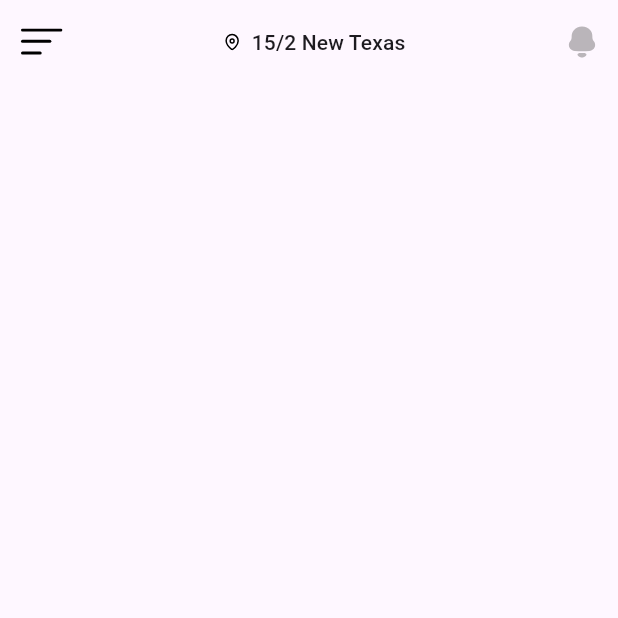
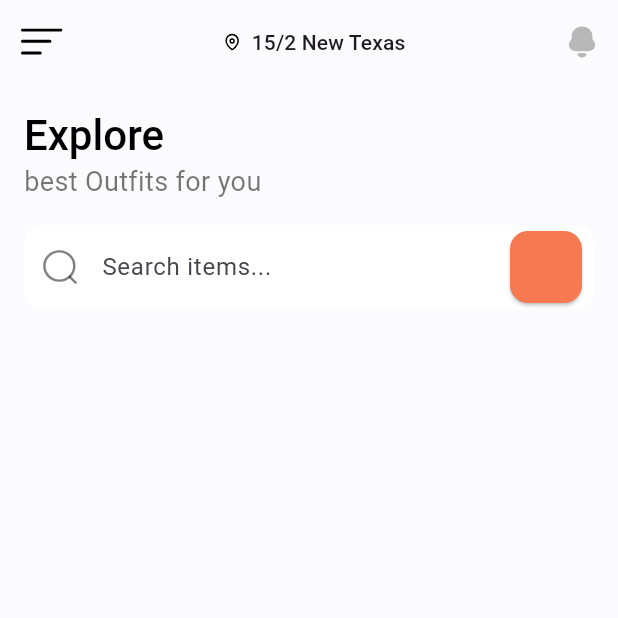
Before and after one commit to IsuruPromuditha/Ecom-app, a Flutter app: the screen it shows after launch, on a phone screen of 412 x 824 dp, the top half of it. Run offline on Flutter 3.47's test engine with Material 3 defaults, Android fonts, the phone set to English and light mode, and no system bars; our stand-ins replace flutter_svg; Roboto replaces fonts that are missing (Gordian).

Commit message:
create app bar and body section

```diff
--- a/lib/main.dart
+++ b/lib/main.dart
@@ -1,3 +1,4 @@
+import 'package:ecommerce/constraints.dart';
 import 'package:flutter/material.dart';
 import 'screens/home_screen.dart';
 
@@ -18,6 +19,7 @@ class MyApp extends StatelessWidget {
       theme: ThemeData(
         primarySwatch: Colors.blue,
         fontFamily: "Gordian",
+        scaffoldBackgroundColor: bgColor,
         textTheme: const TextTheme(
           bodyMedium: TextStyle(color: Colors.black54),
         ),
--- /dev/null
+++ b/lib/screens/components/search_form.dart
@@ -0,0 +1,52 @@
+import 'package:flutter/material.dart';
+import 'package:flutter_svg/svg.dart';
+
+import '../../constraints.dart';
+
+class SearchForm extends StatelessWidget {
+  const SearchForm({
+    super.key,
+  });
+
+  @override
+  Widget build(BuildContext context) {
+    return Form(
+      child: TextFormField(
+        decoration: InputDecoration(
+          hintText: "Search items...",
+          filled: true,
+          fillColor: Colors.white,
+          border: outlineInputBorder,
+          enabledBorder: outlineInputBorder,
+          focusedBorder: outlineInputBorder,
+          prefixIcon: Padding(
+            padding: const EdgeInsets.all(12),
+            child: SvgPicture.asset("assets/icons/Search.svg"),
+          ),
+          suffixIcon: Padding(
+            padding: const EdgeInsets.symmetric(
+              horizontal: defaultPadding / 2,
+            ),
+            child: SizedBox(
+              height: 48,
+              width: 48,
+              child: ElevatedButton(
+                onPressed: () {},
+                style: ElevatedButton.styleFrom(
+                  backgroundColor: primaryColor,
+                  shape: const RoundedRectangleBorder(borderRadius: BorderRadius.all(Radius.circular(defaultBorderRadius))),
+                ),
+                child: SvgPicture.asset("assets/icons/Filter.svg"),
+              ),
+            ),
+          ),
+        ),
+      ),
+    );
+  }
+}
+
+const OutlineInputBorder outlineInputBorder = OutlineInputBorder(
+  borderRadius: BorderRadius.all(Radius.circular(defaultBorderRadius)),
+  borderSide: BorderSide.none,
+);
--- a/lib/screens/home_screen.dart
+++ b/lib/screens/home_screen.dart
@@ -2,12 +2,15 @@
 import 'package:flutter/material.dart';
 import 'package:flutter_svg/svg.dart';
 import 'package:ecommerce/constraints.dart';
+
+import 'components/search_form.dart';
 
 class HomeScreen extends StatelessWidget{
   const HomeScreen({Key? key}) : super(key:key);
 
   @override
   Widget build(BuildContext context) {
+
     return Scaffold(
       appBar: AppBar(
         backgroundColor: Colors.transparent,
@@ -29,8 +32,27 @@ class HomeScreen extends StatelessWidget{
         actions: [
           IconButton(
               onPressed: () {},
-              icon: SvgPicture.asset("assets/icons/Notification.svg")),
+              icon:  SvgPicture.asset("assets/icons/Notification.svg")),
         ],
+      ),
+      body: Padding(
+        padding: const EdgeInsets.all(defaultPadding),
+        child: Column(
+          crossAxisAlignment: CrossAxisAlignment.start,
+          children: [
+            Text(
+              "Explore",
+              style: Theme.of(context).textTheme.headlineMedium!.copyWith(fontWeight: FontWeight.w500,color: Colors.black),
+            ),
+            const Text("best Outfits for you",
+              style: TextStyle(fontSize: 18),
+            ),
+            const Padding(
+              padding: EdgeInsets.symmetric(vertical: defaultPadding),
+              child: SearchForm(),
+            )
+          ],
+        ),
       ),
     );
   }
--- a/pubspec.yaml
+++ b/pubspec.yaml
@@ -35,7 +35,7 @@ dependencies:
   # The following adds the Cupertino Icons font to your application.
   # Use with the CupertinoIcons class for iOS style icons.
   cupertino_icons: ^1.0.2
-  flutter_svg: ^1.0.3
+  flutter_svg: ^2.0.10+1
 
 dev_dependencies:
   flutter_test:
```
Also changed, not shown: pubspec.lock.
